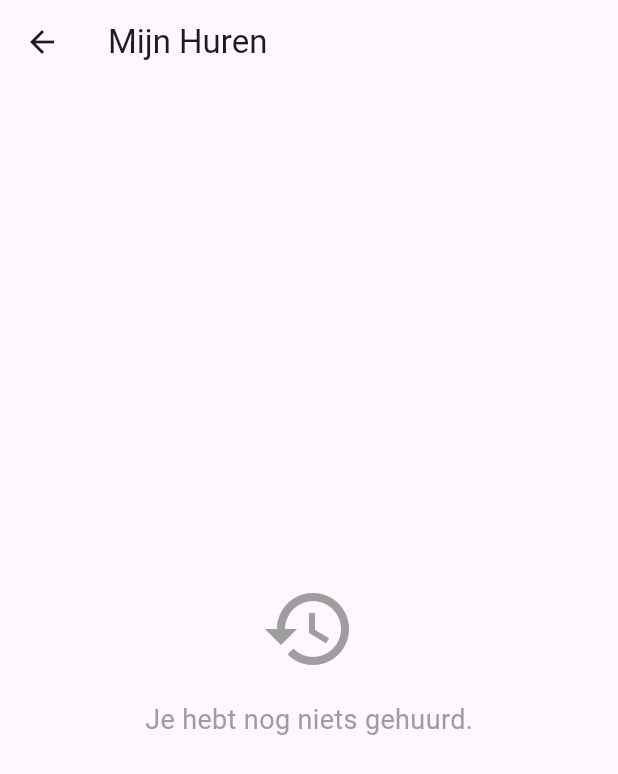
After one commit to LouisLauwerijs/introMobileFlutterProject, a Flutter app: the screen it shows once a user with an empty profile is signed in, item 2 of the bottom bar chosen, after a tap on "Mijn Huren bekijken", on a phone screen of 412 x 824 dp. The commit adds this screen. Shown: the top 774 px of the screen. Run offline on Flutter 3.47's test engine with Material 3 defaults, Android fonts, the phone set to English and light mode, and no system bars; our stand-ins replace cloud_firestore, firebase_auth, firebase_core, geolocator, image_picker; accounts and stored records are empty.

Commit message:
added overview of past rents

```diff
--- a/lib/device_service.dart
+++ b/lib/device_service.dart
@@ -129,4 +129,21 @@ class DeviceService {
       rethrow;
     }
   }
+
+  // Functie om alle huren van de huidige gebruiker op te halen
+  Stream<List<Map<String, dynamic>>> getUserRentals() {
+    String uid = _auth.currentUser!.uid;
+    return _firestore
+        .collection('rentals')
+        .where('renterId', isEqualTo: uid)
+        .orderBy('createdAt', descending: true)
+        .snapshots()
+        .map((snapshot) {
+      return snapshot.docs.map((doc) {
+        final data = doc.data();
+        data['id'] = doc.id;
+        return data;
+      }).toList();
+    });
+  }
 }
--- a/lib/profile_page.dart
+++ b/lib/profile_page.dart
@@ -7,6 +7,7 @@ import 'device_model.dart';
 import 'device_card.dart';
 import 'device_details_page.dart';
 import 'settings_page.dart';
+import 'rentals_page.dart';
 
 class ProfilePage extends StatelessWidget {
   const ProfilePage({super.key});
@@ -77,6 +78,26 @@ class ProfilePage extends StatelessWidget {
                         ),
                       ],
                     ),
+                    const SizedBox(height: 20),
+                    SizedBox(
+                      width: double.infinity,
+                      child: OutlinedButton.icon(
+                        onPressed: () {
+                          Navigator.push(
+                            context,
+                            MaterialPageRoute(builder: (context) => const RentalsPage()),
+                          );
+                        },
+                        icon: const Icon(Icons.history),
+                        label: const Text('Mijn Huren bekijken'),
+                        style: OutlinedButton.styleFrom(
+                          padding: const EdgeInsets.symmetric(vertical: 12),
+                          shape: RoundedRectangleBorder(
+                            borderRadius: BorderRadius.circular(8),
+                          ),
+                        ),
+                      ),
+                    ),
                   ],
                 ),
               );
--- /dev/null
+++ b/lib/rentals_page.dart
@@ -0,0 +1,138 @@
+import 'package:flutter/material.dart';
+import 'package:intl/intl.dart';
+import 'device_service.dart';
+import 'package:cloud_firestore/cloud_firestore.dart';
+
+class RentalsPage extends StatelessWidget {
+  const RentalsPage({super.key});
+
+  @override
+  Widget build(BuildContext context) {
+    final DeviceService deviceService = DeviceService();
+
+    return Scaffold(
+      appBar: AppBar(
+        title: const Text('Mijn Huren'),
+      ),
+      body: StreamBuilder<List<Map<String, dynamic>>>(
+        stream: deviceService.getUserRentals(),
+        builder: (context, snapshot) {
+          if (snapshot.connectionState == ConnectionState.waiting) {
+            return const Center(child: CircularProgressIndicator());
+          }
+
+          if (snapshot.hasError) {
+            return Center(child: Text('Er is iets fout gegaan: ${snapshot.error}'));
+          }
+
+          final rentals = snapshot.data ?? [];
+
+          if (rentals.isEmpty) {
+            return const Center(
+              child: Column(
+                mainAxisAlignment: MainAxisAlignment.center,
+                children: [
+                  Icon(Icons.history, size: 64, color: Colors.grey),
+                  SizedBox(height: 16),
+                  Text(
+                    'Je hebt nog niets gehuurd.',
+                    style: TextStyle(fontSize: 18, color: Colors.grey),
+                  ),
+                ],
+              ),
+            );
+          }
+
+          return ListView.builder(
+            padding: const EdgeInsets.all(16),
+            itemCount: rentals.length,
+            itemBuilder: (context, index) {
+              final rental = rentals[index];
+              final startDate = (rental['startDate'] as Timestamp).toDate();
+              final endDate = (rental['endDate'] as Timestamp).toDate();
+              final totalPrice = rental['totalPrice'] as double;
+              final deviceName = rental['deviceName'] ?? 'Onbekend apparaat';
+
+              return Card(
+                elevation: 2,
+                margin: const EdgeInsets.only(bottom: 16),
+                shape: RoundedRectangleBorder(
+                  borderRadius: BorderRadius.circular(12),
+                ),
+                child: Padding(
+                  padding: const EdgeInsets.all(16),
+                  child: Column(
+                    crossAxisAlignment: CrossAxisAlignment.start,
+                    children: [
+                      Row(
+                        mainAxisAlignment: MainAxisAlignment.spaceBetween,
+                        children: [
+                          Expanded(
+                            child: Text(
+                              deviceName,
+                              style: const TextStyle(
+                                fontSize: 18,
+                                fontWeight: FontWeight.bold,
+                              ),
+                            ),
+                          ),
+                          Container(
+                            padding: const EdgeInsets.symmetric(
+                              horizontal: 8,
+                              vertical: 4,
+                            ),
+                            decoration: BoxDecoration(
+                              color: Colors.blue.shade50,
+                              borderRadius: BorderRadius.circular(8),
+                            ),
+                            child: Text(
+                              '€${totalPrice.toStringAsFixed(2)}',
+                              style: const TextStyle(
+                                color: Colors.blue,
+                                fontWeight: FontWeight.bold,
+                              ),
+                            ),
+                          ),
+                        ],
+                      ),
+                      const Divider(height: 24),
+                      Row(
+                        children: [
+                          const Icon(Icons.calendar_today, size: 16, color: Colors.grey),
+                          const SizedBox(width: 8),
+                          Text(
+                            'Van: ${DateFormat('dd/MM/yyyy').format(startDate)}',
+                            style: const TextStyle(color: Colors.black87),
+                          ),
+                        ],
+                      ),
+                      const SizedBox(height: 8),
+                      Row(
+                        children: [
+                          const Icon(Icons.event, size: 16, color: Colors.grey),
+                          const SizedBox(width: 8),
+                          Text(
+                            'Tot: ${DateFormat('dd/MM/yyyy').format(endDate)}',
+                            style: const TextStyle(color: Colors.black87),
+                          ),
+                        ],
+                      ),
+                      const SizedBox(height: 12),
+                      const Text(
+                        'Status: Bevestigd',
+                        style: TextStyle(
+                          color: Colors.green,
+                          fontWeight: FontWeight.bold,
+                        ),
+                      ),
+                    ],
+                  ),
+                ),
+              );
+            },
+          );
+        },
+      ),
+    );
+  }
+}
```
Also changed, not shown: 1 other file.
